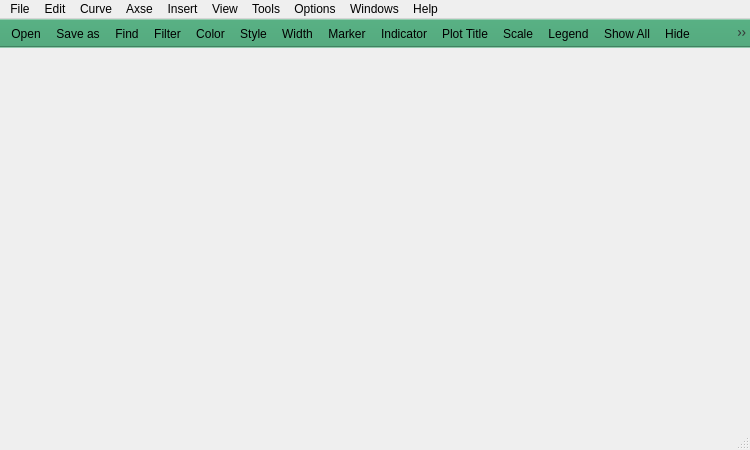
This is icurve_v2.0.1/icurve/resource/icurve.ui in Sunfe/icurve as Qt 5 draws it before an edit. The edited form follows.
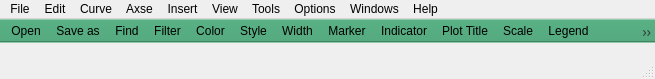
This is the edited form. Icons and pictures are not drawn.

The edit to the form file:
```diff
--- a/icurve_v2.0.1/icurve/resource/icurve.ui
+++ b/icurve_v2.0.1/icurve/resource/icurve.ui
@@ -6,8 +6,8 @@
    <rect>
     <x>0</x>
     <y>0</y>
-    <width>750</width>
-    <height>450</height>
+    <width>655</width>
+    <height>79</height>
    </rect>
   </property>
   <property name="windowTitle">
@@ -23,7 +23,7 @@
     <rect>
      <x>0</x>
      <y>0</y>
-     <width>750</width>
+     <width>655</width>
      <height>21</height>
     </rect>
    </property>
@@ -160,6 +160,12 @@
    <property name="enabled">
     <bool>true</bool>
    </property>
+   <property name="maximumSize">
+    <size>
+     <width>850</width>
+     <height>24</height>
+    </size>
+   </property>
    <property name="palette">
     <palette>
      <active>
```
